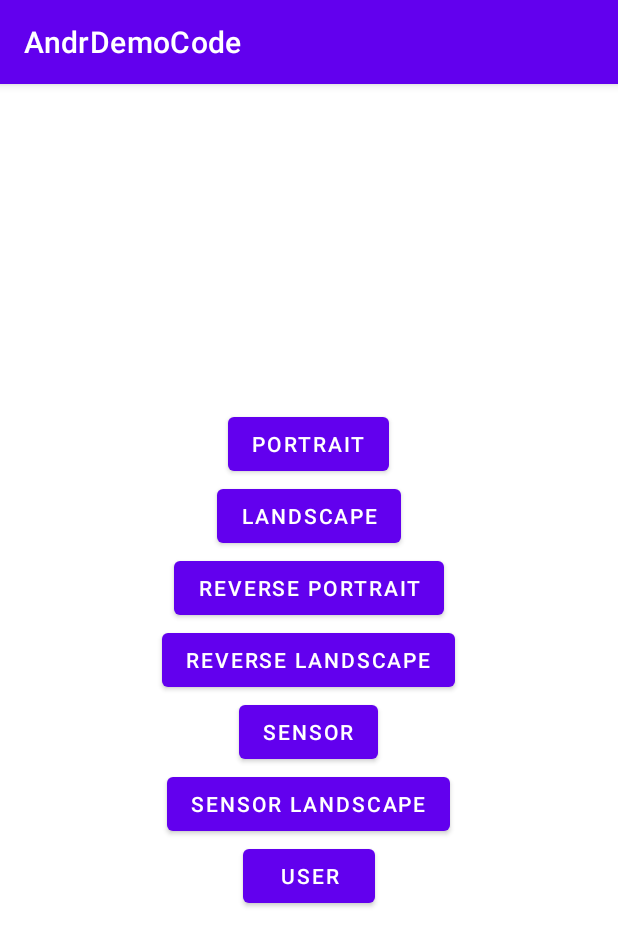
After one commit to eyedeng/AndrDemoCode, an Android app: the ScreenActivity screen opened directly, with no data from a screen before it, on a phone screen of 412 x 824 dp. The commit adds this screen. Shown: the top 946 px of the screen. Run offline under Robolectric (Android 15) with nearby library versions, the phone set to English and light mode, and no system bars.

Commit message:
Listen for playback config change, Design pattern: chain of responsibility, Get mediaSession, Screen orientation & rotation.

```diff
--- a/app/src/main/AndroidManifest.xml
+++ b/app/src/main/AndroidManifest.xml
@@ -4,6 +4,7 @@
 
     <uses-permission android:name="android.permission.CAMERA" />
     <uses-permission android:name="android.permission.FOREGROUND_SERVICE" />
+    <uses-permission android:name="android.permission.MEDIA_CONTENT_CONTROL" />
 
     <permission android:name="com.example.andrdemocode.ACCESS_AIDL_SERVICE" />
 
@@ -15,6 +16,10 @@
         android:roundIcon="@mipmap/ic_launcher_round"
         android:supportsRtl="true"
         android:theme="@style/Theme.AndrDemoCode">
+        <activity
+            android:name=".cast.ScreenActivity"
+            android:exported="false" />
+
         <service
             android:name=".ipc.MessengerService"
             android:process=":remote" />
--- a/app/src/main/java/com/example/andrdemocode/MainApplication.java
+++ b/app/src/main/java/com/example/andrdemocode/MainApplication.java
@@ -22,7 +22,7 @@ public class MainApplication extends Application {
 
         showProcess();
 
-        startService(new Intent(this, MainService.class));
+        startForegroundService(new Intent(this, MainService.class));
     }
 
     /**
--- /dev/null
+++ b/app/src/main/java/com/example/andrdemocode/cast/ScreenActivity.java
@@ -0,0 +1,85 @@
+package com.example.andrdemocode.cast;
+
+import androidx.appcompat.app.AppCompatActivity;
+
+import android.content.pm.ActivityInfo;
+import android.os.Bundle;
+import android.view.OrientationEventListener;
+import android.widget.Toast;
+
+import com.example.andrdemocode.base.XLog;
+import com.example.andrdemocode.databinding.ActivityScreenBinding;
+
+public class ScreenActivity extends AppCompatActivity {
+    private static final String TAG = "ScreenActivity";
+    private ActivityScreenBinding binding;
+    private OrientationEventListener orientationEventListener;
+    private int lastOrientation = -1;
+
+    @Override
+    protected void onCreate(Bundle savedInstanceState) {
+        super.onCreate(savedInstanceState);
+        binding = ActivityScreenBinding.inflate(getLayoutInflater());
+        setContentView(binding.getRoot());
+
+        binding.buttonPortrait.setOnClickListener(v -> setRequestedOrientation(ActivityInfo.SCREEN_ORIENTATION_PORTRAIT));
+        binding.buttonLandscape.setOnClickListener(v -> setRequestedOrientation(ActivityInfo.SCREEN_ORIENTATION_LANDSCAPE));
+        binding.buttonReversePortrait.setOnClickListener(v -> setRequestedOrientation(ActivityInfo.SCREEN_ORIENTATION_REVERSE_PORTRAIT));
+        binding.buttonReverseLandscape.setOnClickListener(v -> setRequestedOrientation(ActivityInfo.SCREEN_ORIENTATION_REVERSE_LANDSCAPE));
+        binding.buttonSensor.setOnClickListener(v -> setRequestedOrientation(ActivityInfo.SCREEN_ORIENTATION_SENSOR));
+        binding.sensorLand.setOnClickListener(v -> setRequestedOrientation(ActivityInfo.SCREEN_ORIENTATION_SENSOR_LANDSCAPE));
+        binding.user.setOnClickListener(v -> setRequestedOrientation(ActivityInfo.SCREEN_ORIENTATION_USER));
+
+        orientationEventListener = new OrientationEventListener(this) {
+            @Override
+            public void onOrientationChanged(int orientation) {
+                if (orientation == OrientationEventListener.ORIENTATION_UNKNOWN) {
+                    return;
+                }
+                int rotation = getDisplay().getRotation();
+                if (orientation % 10 == 0) {
+                    XLog.i(TAG, "onOrientationChanged: " + orientation + " rotation: " + rotation);
+                }
+                int newOrientation;
+                if ((orientation >= 0 && orientation < 45) || (orientation >= 315 && orientation < 360)) {
+                    newOrientation = 0;
+                } else if (orientation >= 225 && orientation < 315) {
+                    newOrientation = 270;
+                } else if (orientation >= 45 && orientation < 135) {
+                    newOrientation = 90;
+                } else {
+                    return;
+                }
+
+                if (newOrientation != lastOrientation) {
+                    lastOrientation = newOrientation;
+                    switch (newOrientation) {
+                        case 0:
+                            Toast.makeText(ScreenActivity.this, "竖屏（正常方向）", Toast.LENGTH_SHORT).show();
+                            break;
+                        case 90:
+                            Toast.makeText(ScreenActivity.this, "横屏（正常方向）", Toast.LENGTH_SHORT).show();
+                            break;
+                        case 270:
+                            Toast.makeText(ScreenActivity.this, "横屏（反方向）", Toast.LENGTH_SHORT).show();
+                            break;
+                    }
+                }
+            }
+        };
+        if (orientationEventListener.canDetectOrientation()) {
+            orientationEventListener.enable();
+        } else {
+            orientationEventListener.disable();
+            XLog.i(TAG, "onCreate: can not detect orientation");
+        }
+    }
+
+    @Override
+    protected void onDestroy() {
+        super.onDestroy();
+        if(orientationEventListener != null) {
+            orientationEventListener.disable();
+        }
+    }
+}
--- /dev/null
+++ b/app/src/main/res/layout/activity_screen.xml
@@ -0,0 +1,51 @@
+<?xml version="1.0" encoding="utf-8"?>
+<LinearLayout xmlns:android="http://schemas.android.com/apk/res/android"
+    android:layout_width="match_parent"
+    android:layout_height="match_parent"
+    android:orientation="vertical"
+    android:padding="16dp"
+    android:gravity="center">
+
+    <Button
+        android:id="@+id/buttonPortrait"
+        android:layout_width="wrap_content"
+        android:layout_height="wrap_content"
+        android:text="Portrait" />
+
+    <Button
+        android:id="@+id/buttonLandscape"
+        android:layout_width="wrap_content"
+        android:layout_height="wrap_content"
+        android:text="Landscape" />
+
+    <Button
+        android:id="@+id/buttonReversePortrait"
+        android:layout_width="wrap_content"
+        android:layout_height="wrap_content"
+        android:text="Reverse Portrait" />
+
+    <Button
+        android:id="@+id/buttonReverseLandscape"
+        android:layout_width="wrap_content"
+        android:layout_height="wrap_content"
+        android:text="Reverse Landscape" />
+
+    <Button
+        android:id="@+id/buttonSensor"
+        android:layout_width="wrap_content"
+        android:layout_height="wrap_content"
+        android:text="Sensor" />
+
+    <Button
+        android:id="@+id/sensorLand"
+        android:layout_width="wrap_content"
+        android:layout_height="wrap_content"
+        android:text="SENSOR LANDSCAPE" />
+
+    <Button
+        android:id="@+id/user"
+        android:layout_width="wrap_content"
+        android:layout_height="wrap_content"
+        android:text="user" />
+
+</LinearLayout>
```
Also changed, not shown: app/src/main/java/com/example/andrdemocode/MainActivity.kt (+31 -2 lines), app/src/main/java/com/example/andrdemocode/base/XLog.java (+8 -0 lines), app/src/main/java/com/example/andrdemocode/cast/MainService.java (+88 -11 lines), app/src/main/java/com/example/andrdemocode/cast/MyAudioPlaybackConfig.java (added, +112 -0 lines), app/src/main/java/com/example/andrdemocode/dp/chainofrespon/AudioInterceptor.java (added, +40 -0 lines), app/src/main/java/com/example/andrdemocode/dp/chainofrespon/MediaAudioInterceptor.java (added, +23 -0 lines), app/src/main/java/com/example/andrdemocode/dp/chainofrespon/NotificationAudioInterceptor.java (added, +39 -0 lines), app/src/main/java/com/example/andrdemocode/service/HelloService.java (+4 -14 lines), app/src/main/java/com/example/andrdemocode/utils/ReflectUtil.java (added, +50 -0 lines), app/src/main/java/com/example/andrdemocode/utils/ServiceUtil.java (added, +49 -0 lines).
